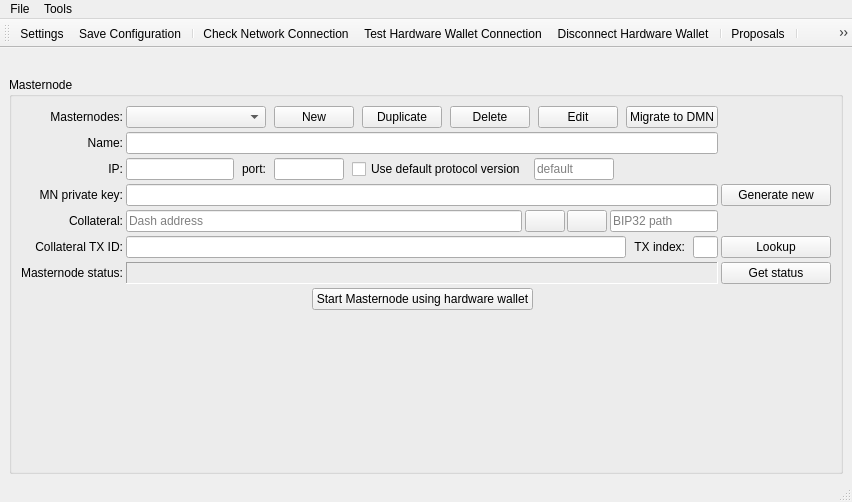
Old version of the form src/ui/ui_main_dlg.ui in the repository Bertrand256/dash-masternode-tool.
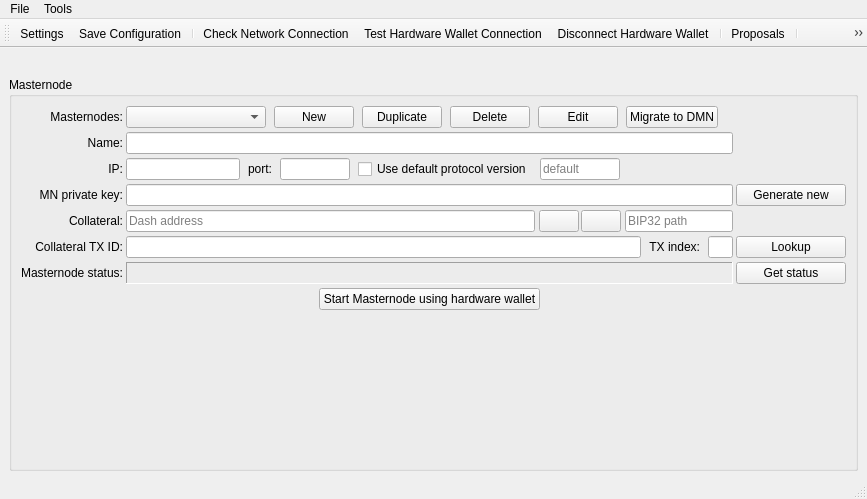
New version of the form.

Patch:
```diff
--- a/src/ui/ui_main_dlg.ui
+++ b/src/ui/ui_main_dlg.ui
@@ -6,8 +6,8 @@
    <rect>
     <x>0</x>
     <y>0</y>
-    <width>837</width>
-    <height>502</height>
+    <width>867</width>
+    <height>499</height>
    </rect>
   </property>
   <property name="sizePolicy">
@@ -84,6 +84,18 @@
            <property name="spacing">
             <number>8</number>
            </property>
+           <property name="leftMargin">
+            <number>0</number>
+           </property>
+           <property name="topMargin">
+            <number>0</number>
+           </property>
+           <property name="rightMargin">
+            <number>0</number>
+           </property>
+           <property name="bottomMargin">
+            <number>0</number>
+           </property>
            <item>
             <widget class="QComboBox" name="cboMasternodes">
              <property name="sizePolicy">
@@ -380,7 +392,7 @@
          <item row="4" column="1">
           <layout class="QHBoxLayout" name="layCollateral" stretch="1,0,0">
            <property name="spacing">
-            <number>0</number>
+            <number>1</number>
            </property>
            <property name="topMargin">
             <number>0</number>
@@ -842,7 +854,7 @@
     <rect>
      <x>0</x>
      <y>0</y>
-     <width>837</width>
+     <width>867</width>
      <height>22</height>
     </rect>
    </property>
```
